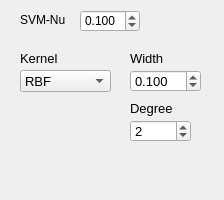
Old version of the form _AlgorithmsPlugins/KernelMethods/paramsSVMcluster.ui in the repository b4silio/MLDemos.
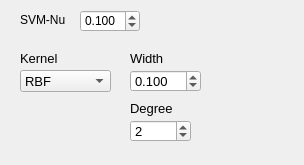
New version of the form.

Diff of the .ui file:
```diff
--- a/_AlgorithmsPlugins/KernelMethods/paramsSVMcluster.ui
+++ b/_AlgorithmsPlugins/KernelMethods/paramsSVMcluster.ui
@@ -6,8 +6,8 @@
    <rect>
     <x>0</x>
     <y>0</y>
-    <width>224</width>
-    <height>200</height>
+    <width>304</width>
+    <height>165</height>
    </rect>
   </property>
   <property name="windowTitle">
```
